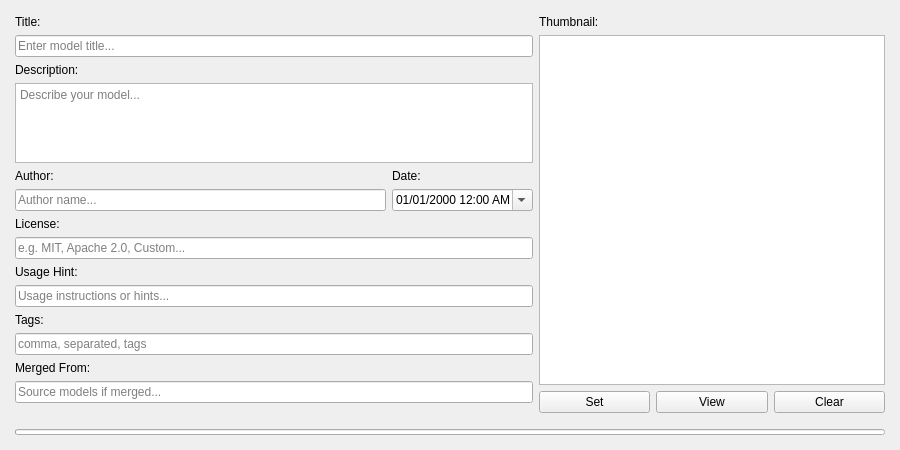
First picture: the form in designer/main_view.ui, repository KPandaK/metaeditor_safetensors, before the edit.
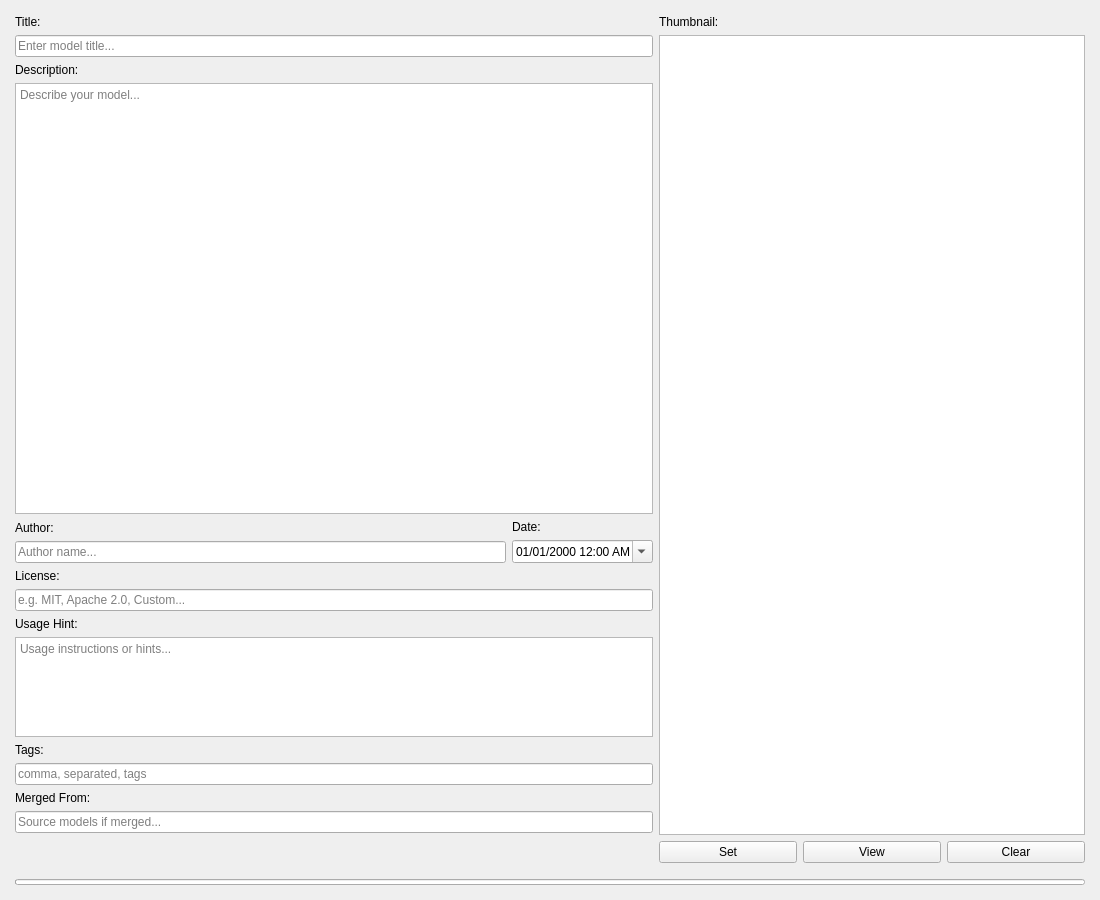
Second picture: the form after the edit. Custom widgets are drawn as their Qt base class.

Commit message: Some additional work on the theme Reworked layout and sizing to change the hint window to a text edit window Some initial work on the dark qss Added a theme service and placeholder settings dialog

What changed in the file:
```diff
--- a/designer/main_view.ui
+++ b/designer/main_view.ui
@@ -6,8 +6,8 @@
    <rect>
     <x>0</x>
     <y>0</y>
-    <width>900</width>
-    <height>450</height>
+    <width>1100</width>
+    <height>900</height>
    </rect>
   </property>
   <property name="windowTitle">
@@ -29,7 +29,9 @@
    <item>
     <layout class="QHBoxLayout" name="horizontalLayout" stretch="6,4">
      <item>
-      <layout class="QVBoxLayout" name="leftColumn">
+      <layout class="QVBoxLayout" name="leftColumn" stretch="0,1,0,0,0,0,0,0">
+       <item>
+        <layout class="QVBoxLayout" name="titleGroup">
        <item>
         <widget class="QLabel" name="titleLabel">
          <property name="text">
@@ -44,6 +46,13 @@
          </property>
         </widget>
        </item>
+        </layout>
+       </item>
+       <item>
+        <layout class="QVBoxLayout" name="descGroup" stretch="0,1">
+         <property name="spacing">
+          <number>6</number>
+         </property>
        <item>
         <widget class="QLabel" name="descriptionLabel">
          <property name="text">
@@ -53,10 +62,22 @@
        </item>
        <item>
         <widget class="QTextEdit" name="descriptionEdit">
+           <property name="sizePolicy">
+            <sizepolicy hsizetype="Expanding" vsizetype="Expanding">
+             <horstretch>0</horstretch>
+             <verstretch>0</verstretch>
+            </sizepolicy>
+           </property>
+           <property name="minimumSize">
+            <size>
+             <width>0</width>
+             <height>300</height>
+            </size>
+           </property>
          <property name="maximumSize">
           <size>
            <width>16777215</width>
-           <height>100</height>
+             <height>16777215</height>
           </size>
          </property>
          <property name="placeholderText">
@@ -64,6 +85,8 @@
          </property>
         </widget>
        </item>
+        </layout>
+       </item>
        <item>
         <layout class="QHBoxLayout" name="authorDateLayout">
          <item>
@@ -129,6 +152,8 @@
         </layout>
        </item>
        <item>
+        <layout class="QVBoxLayout" name="licenseGroup">
+         <item>
         <widget class="QLabel" name="licenseLabel">
          <property name="text">
           <string>License:</string>
@@ -142,6 +167,10 @@
          </property>
         </widget>
        </item>
+        </layout>
+       </item>
+       <item>
+        <layout class="QVBoxLayout" name="usageGroup">
        <item>
         <widget class="QLabel" name="usageHintLabel">
          <property name="text">
@@ -150,12 +179,22 @@
         </widget>
        </item>
        <item>
-        <widget class="QLineEdit" name="usageHintEdit">
+          <widget class="QTextEdit" name="usageHintEdit">
+           <property name="maximumSize">
+            <size>
+             <width>16777215</width>
+             <height>100</height>
+            </size>
+           </property>
          <property name="placeholderText">
           <string>Usage instructions or hints...</string>
          </property>
         </widget>
        </item>
+        </layout>
+       </item>
+       <item>
+        <layout class="QVBoxLayout" name="tagGroup">
        <item>
         <widget class="QLabel" name="tagsLabel">
          <property name="text">
@@ -170,6 +209,10 @@
          </property>
         </widget>
        </item>
+        </layout>
+       </item>
+       <item>
+        <layout class="QVBoxLayout" name="mergeGroup">
        <item>
         <widget class="QLabel" name="mergedFromLabel">
          <property name="text">
@@ -183,6 +226,8 @@
           <string>Source models if merged...</string>
          </property>
         </widget>
+         </item>
+        </layout>
        </item>
        <item>
         <spacer name="verticalSpacer">
```
Lines whose indentation alone changed are shown as unchanged. The commit also changes 13 other files.
